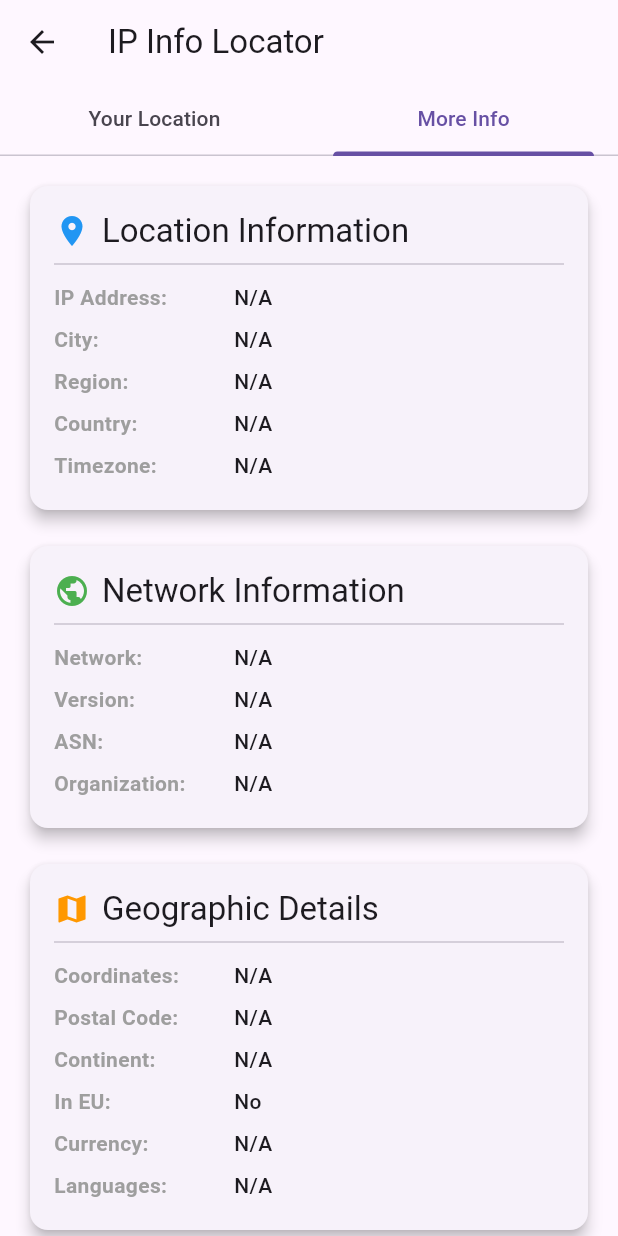
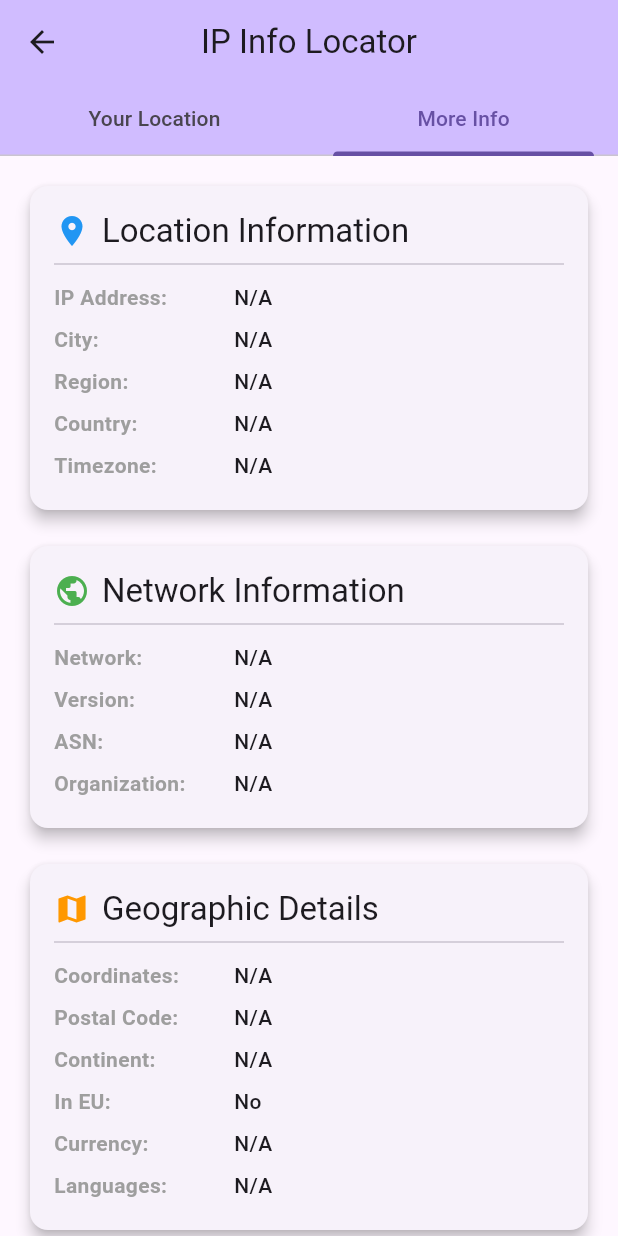
Before and after one commit to shekharsumn/ip_locator, a Flutter app: the LocationDetailsPage screen opened directly with empty values, tab 2 chosen, on a phone screen of 412 x 824 dp. Run offline on Flutter 3.47's test engine with Material 3 defaults, Android fonts, the phone set to English and light mode, and no system bars; our stand-ins replace connectivity_plus, dio, flutter_map, flutter_riverpod, latlong2; missing offline and left inert: dart_either; network calls fail.

Commit message:
Theme updated and keyboard focus handled

```diff
--- a/lib/presentation/pages/home_page.dart
+++ b/lib/presentation/pages/home_page.dart
@@ -30,6 +30,7 @@ class HomePage extends ConsumerWidget {
     return Scaffold(
       appBar: AppBar(
         title: Text(AppLocalizations.of(context)!.appTitle),
+        centerTitle: true,
         backgroundColor: Theme.of(context).colorScheme.inversePrimary,
       ),
       body: SingleChildScrollView(
@@ -95,6 +96,7 @@ class HomePage extends ConsumerWidget {
                 onPressed: state.isLoading
                     ? null
                     : () {
+                        FocusScope.of(context).unfocus(); // Hide keyboard
                         viewModel.fetchCurrentIpLocationData();
                         viewModel.clearIpAddress(); // Clear text field after current IP fetch
                       },
@@ -156,6 +158,7 @@ class HomePage extends ConsumerWidget {
                 title: 'Error ${state.apiError!.errorIcon}',
                 message: state.apiError!.userFriendlyMessage,
                 onRetry: () {
+                  FocusScope.of(context).unfocus(); // Hide keyboard
                   if (state.apiError!.type == ApiErrorType.network) {
                     viewModel.retryAfterConnectivityRestore();
                   } else {
--- a/lib/presentation/pages/location_details_page.dart
+++ b/lib/presentation/pages/location_details_page.dart
@@ -18,6 +18,8 @@ class LocationDetailsPage extends ConsumerWidget {
       child: Scaffold(
         appBar: AppBar(
           title: Text(AppLocalizations.of(context)!.appTitle),
+          centerTitle: true,
+          backgroundColor: Theme.of(context).colorScheme.inversePrimary,
           bottom: TabBar(
             tabs: [
               Tab(text: AppLocalizations.of(context)!.yourLocation),
--- a/lib/presentation/widgets/ip_input_widget.dart
+++ b/lib/presentation/widgets/ip_input_widget.dart
@@ -85,6 +85,7 @@ class _IpInputWidgetState extends State<IpInputWidget> {
           textInputAction: TextInputAction.done,
           onSubmitted: (_) {
             if (widget.canFetch) {
+              FocusScope.of(context).unfocus(); // Hide keyboard
               widget.onFetchPressed();
             }
           },
@@ -93,7 +94,10 @@ class _IpInputWidgetState extends State<IpInputWidget> {
         SizedBox(
           height: 48,
           child: ElevatedButton.icon(
-            onPressed: widget.canFetch ? widget.onFetchPressed : null,
+            onPressed: widget.canFetch ? () {
+              FocusScope.of(context).unfocus(); // Hide keyboard
+              widget.onFetchPressed();
+            } : null,
             icon: widget.isLoading
                 ? const SizedBox(
                     width: 20,
```
